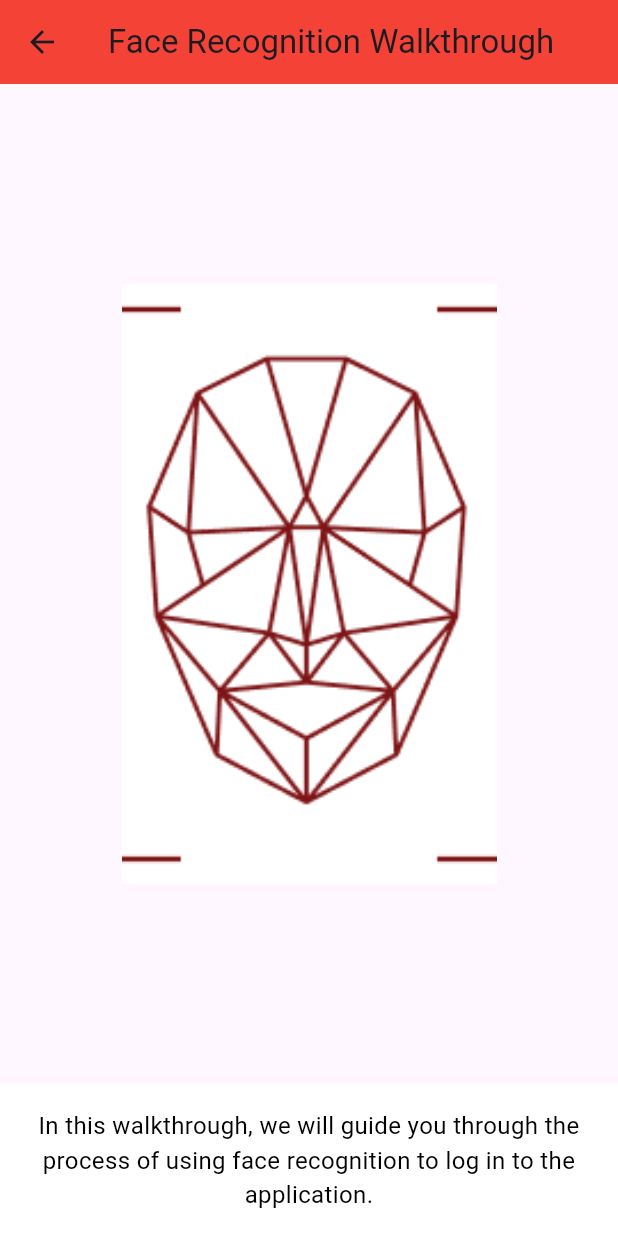
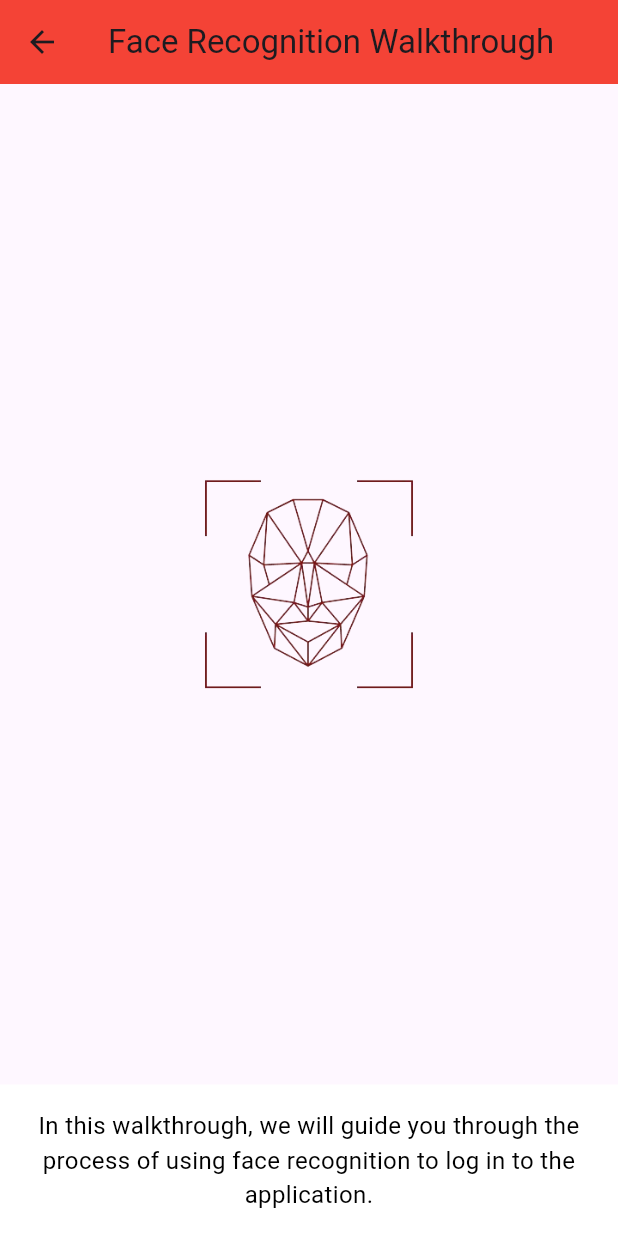
Before and after one commit to Pixoustech/TTM, a Flutter app: the FaceRecognitionWalkthroughPage screen opened directly, on a phone screen of 412 x 824 dp. Run offline on Flutter 3.47's test engine with Material 3 defaults, Android fonts, the light colour scheme and no system bars; our stand-ins replace smooth_page_indicator; missing offline and left inert: flutter_statusbarcolor_ns.

Commit message:
new update

```diff
--- a/ttm/lib/face_recognition_walkthrough.dart
+++ b/ttm/lib/face_recognition_walkthrough.dart
@@ -27,9 +27,9 @@ class FaceRecognitionWalkthroughPage extends StatelessWidget {
             Expanded(
               child: Center(
                 child: Image.asset(
-                  'Assets/Images/face.png', // Replace with your image asset path
-                  width: 250, // Adjust width as needed
-                  height: 400, // Adjust height as needed
+                  'Assets/Images/face1.png', // Replace with your image asset path
+                  width: 150, // Adjust width as needed
+                  height: 150, // Adjust height as needed
                   fit: BoxFit.cover, // Adjust fit as needed
                 ),
               ),
--- a/ttm/pubspec.yaml
+++ b/ttm/pubspec.yaml
@@ -67,7 +67,7 @@ flutter:
   # To add assets to your application, add an assets section, like this:
   assets:
      - Assets/Images/TTM.png
-     - Assets/Images/face.png
+     - Assets/Images/face1.png
 
   # An image asset can refer to one or more resolution-specific "variants", see
   # https://flutter.dev/to/resolution-aware-images
```
Also changed, not shown: ttm/Assets/Images/face1.png (added).
